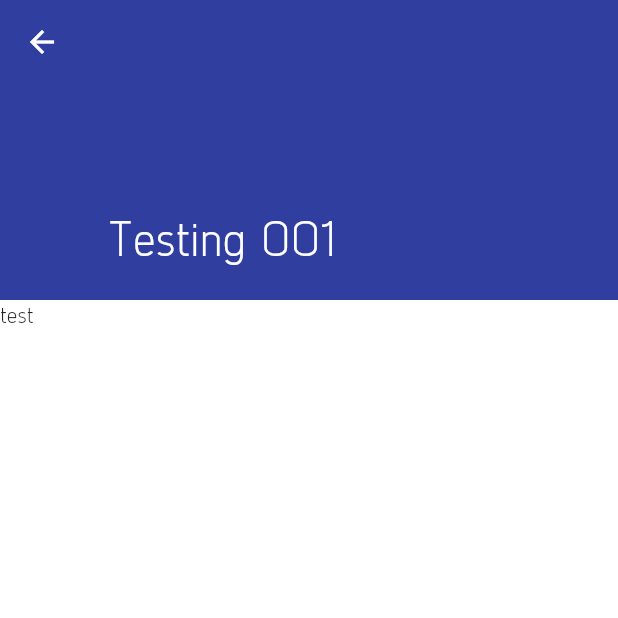
After one commit to pinklaosa/trainstation_app, a Flutter app: the eventsDetail screen opened directly, on a phone screen of 412 x 824 dp, the top half of it. The commit adds this screen. Run offline on Flutter 3.47's test engine with Material 2 defaults, Android fonts, the phone set to English and light mode, and no system bars; our stand-ins replace flutter_spinkit; network calls fail.

```diff
--- /dev/null
+++ b/lib/screen/mainmenu/subscreen/eventsDetail.dart
@@ -0,0 +1,30 @@
+import 'package:flutter/material.dart';
+
+class eventsDetail extends StatefulWidget {
+  @override
+  _eventsDetailState createState() => _eventsDetailState();
+}
+
+class _eventsDetailState extends State<eventsDetail> {
+  @override
+  Widget build(BuildContext context) {
+    return Scaffold(
+      body: CustomScrollView(
+        slivers: <Widget>[
+          SliverAppBar(
+            backgroundColor: Colors.indigo[700],
+            expandedHeight: 200,
+            pinned: true,
+            floating: false,
+            flexibleSpace: FlexibleSpaceBar(
+              title: Text("Testing 001 "),
+            ),
+          ),
+          SliverFillRemaining(
+            child: Text("test"),
+          )
+        ],
+      ),
+    );
+  }
+}
--- a/pubspec.yaml
+++ b/pubspec.yaml
@@ -31,6 +31,7 @@ dependencies:
   flutter_spinkit: ^4.1.2
   http: ^0.12.1
   dio: ^3.0.10
+  intl: ^0.16.1
 
 dev_dependencies:
   flutter_test:
```
Also changed, not shown: lib/screen/mainmenu/categoryLocation.dart (+84 -54 lines), pubspec.lock.
